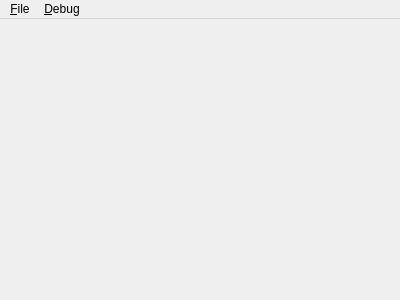
Above: src/platforms/linux/GBEmu/mainwindow.ui from DanB91/GBEmuOld before the change. Below: the same form after it.
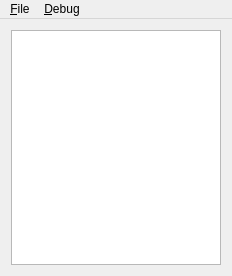
That is the form after the change.

```diff
--- a/src/platforms/linux/GBEmu/mainwindow.ui
+++ b/src/platforms/linux/GBEmu/mainwindow.ui
@@ -6,20 +6,26 @@
    <rect>
     <x>0</x>
     <y>0</y>
-    <width>400</width>
-    <height>300</height>
+    <width>232</width>
+    <height>276</height>
    </rect>
   </property>
   <property name="windowTitle">
    <string>MainWindow</string>
   </property>
-  <widget class="QWidget" name="centralWidget"/>
+  <widget class="QWidget" name="centralWidget">
+   <layout class="QGridLayout" name="gridLayout">
+    <item row="0" column="0">
+     <widget class="QGraphicsView" name="graphicsView"/>
+    </item>
+   </layout>
+  </widget>
   <widget class="QMenuBar" name="menuBar">
    <property name="geometry">
     <rect>
      <x>0</x>
      <y>0</y>
-     <width>400</width>
+     <width>232</width>
      <height>25</height>
     </rect>
    </property>
```
Left out of the diff: 12 changed lines with no effect on the pictures.
